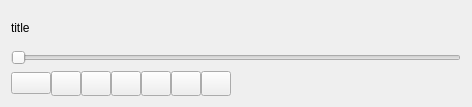
hutchgrant/beagleplayer, file src/controls.ui: the form before one commit.
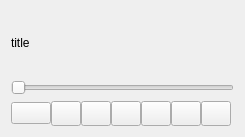
The form after the commit. Icons and pictures are not drawn.

Commit message: adding volume control widget, fixed close events

Patch:
```diff
--- a/src/controls.ui
+++ b/src/controls.ui
@@ -6,8 +6,8 @@
    <rect>
     <x>0</x>
     <y>0</y>
-    <width>472</width>
-    <height>107</height>
+    <width>245</width>
+    <height>137</height>
    </rect>
   </property>
   <property name="windowTitle">
@@ -15,9 +15,21 @@
   </property>
   <layout class="QHBoxLayout" name="horizontalLayout_2">
    <item>
-    <layout class="QVBoxLayout" name="verticalLayout">
+    <layout class="QVBoxLayout" name="verticalLayout" stretch="2,2,1,1">
      <item>
       <widget class="QLabel" name="songTitle">
+       <property name="sizePolicy">
+        <sizepolicy hsizetype="Preferred" vsizetype="Preferred">
+         <horstretch>0</horstretch>
+         <verstretch>0</verstretch>
+        </sizepolicy>
+       </property>
+       <property name="minimumSize">
+        <size>
+         <width>1</width>
+         <height>0</height>
+        </size>
+       </property>
        <property name="text">
         <string>title</string>
        </property>
```
Left out of the diff: 3 changed lines with no effect on the pictures. The commit also changes 11 other files.
